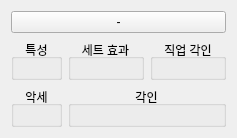
First picture: the form in function/setting_ranking/setting_widget.ui, repository Wseop/loa-manager-qt-client, before the edit.
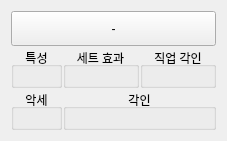
Second picture: the form after the edit.

Diff of the .ui file:
```diff
--- a/function/setting_ranking/setting_widget.ui
+++ b/function/setting_ranking/setting_widget.ui
@@ -7,15 +7,30 @@
     <x>0</x>
     <y>0</y>
     <width>220</width>
-    <height>128</height>
+    <height>139</height>
    </rect>
   </property>
   <property name="windowTitle">
    <string>Form</string>
   </property>
   <layout class="QVBoxLayout" name="vLayoutSettingWidget">
+   <property name="spacing">
+    <number>1</number>
+   </property>
    <item>
     <widget class="QPushButton" name="pbRatio">
+     <property name="minimumSize">
+      <size>
+       <width>0</width>
+       <height>35</height>
+      </size>
+     </property>
+     <property name="maximumSize">
+      <size>
+       <width>16777215</width>
+       <height>35</height>
+      </size>
+     </property>
      <property name="text">
       <string>-</string>
      </property>
```
